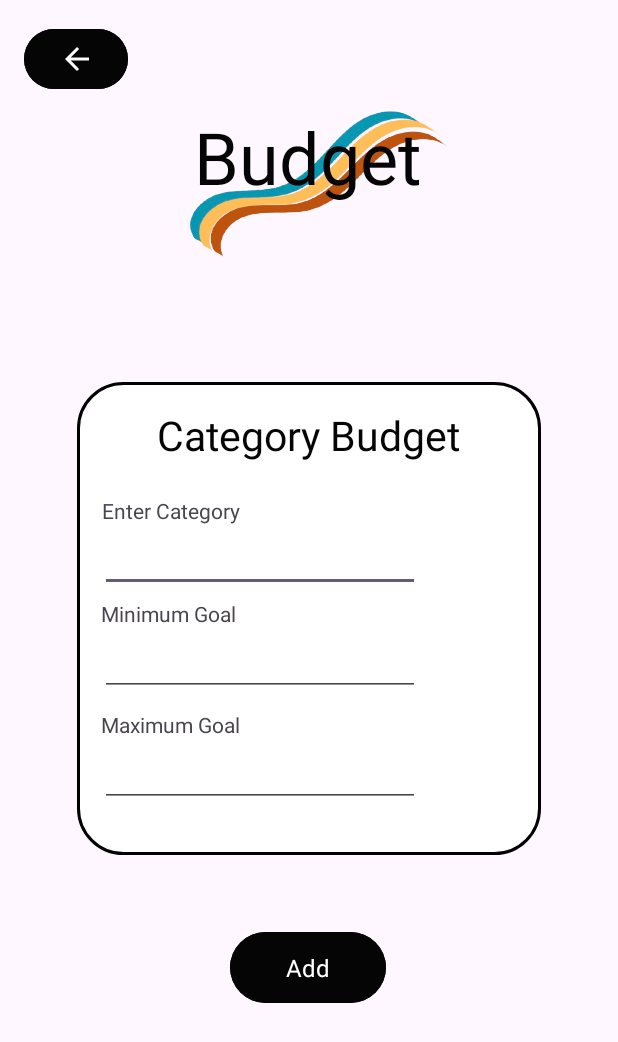
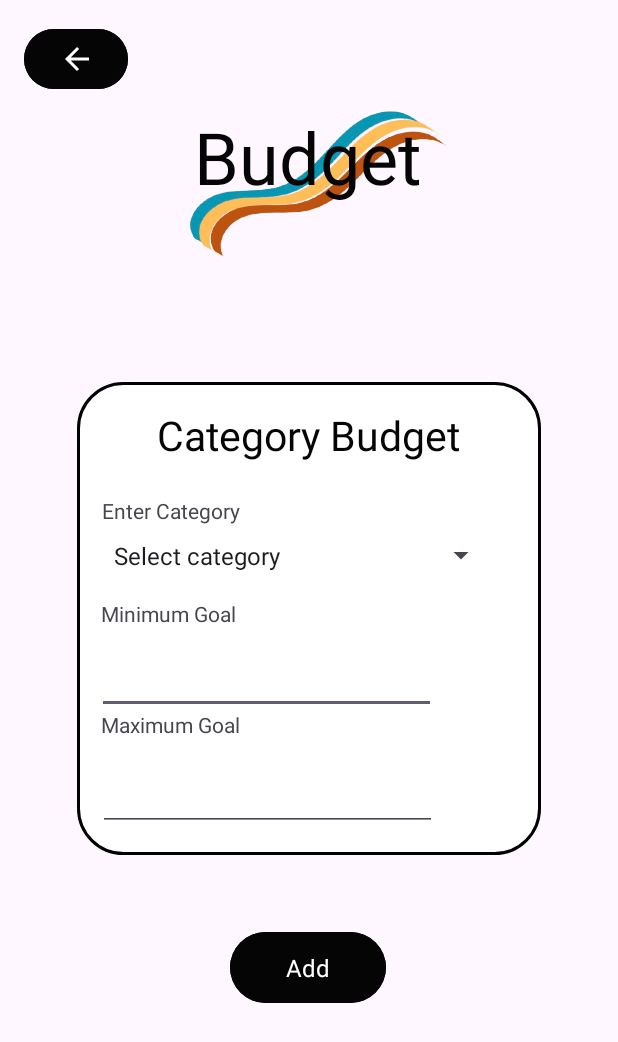
Before and after one commit to HishaamKraft/OPSCPOEPART3, an Android app: the Budget screen opened directly, with no data from a screen before it, after a tap on "Add", on a phone screen of 412 x 824 dp. Shown: the top 1042 px of the screen. Run offline under Robolectric (Android 15) with nearby library versions, the phone set to English and light mode, and no system bars; our stand-ins replace Firebase (no records; nobody signed in at launch, a user with empty details on screens opened directly); Roboto replaces fonts that are not available here.

Commit message:
Changes made to ExpensesData model and BudgetData model to use correct data types. Changes made to Expenses.kt file to handle dates. Changes made to Budget.kt file to now use a spinner for category selection and number text views for min and max entry. Changes made to ViewBudget.kt file to display data correctly based off of a change in data type in the BudgetData model. Changes made to Analytics.kt file to handle date filtering and expenses display.

```diff
--- a/app/src/main/java/com/example/opscpoepart3/Budget.kt
+++ b/app/src/main/java/com/example/opscpoepart3/Budget.kt
@@ -20,6 +20,11 @@ import kotlin.math.max
 class Budget : AppCompatActivity() {
 
     private lateinit var database: DatabaseReference
+    private lateinit var spinnerCategory: Spinner
+    private lateinit var txtMin: EditText
+    private lateinit var txtMax: EditText
+    private lateinit var btnAdd: Button
+    private lateinit var btnReturn: Button
 
     @SuppressLint("MissingInflatedId")
     override fun onCreate(savedInstanceState: Bundle?) {
@@ -28,21 +33,51 @@ class Budget : AppCompatActivity() {
 
         database = FirebaseDatabase.getInstance().getReference("Budgets")
 
-        val txtCategory = findViewById<EditText>(R.id.edtCategory)
-        val txtMin = findViewById<EditText>(R.id.edtMinGoal)
-        val txtMax = findViewById<EditText>(R.id.edtMaxGoal)
+        spinnerCategory = findViewById(R.id.edtCategory)
+        txtMin = findViewById(R.id.edtMinGoal)
+        txtMax = findViewById(R.id.edtMaxGoal)
+        btnAdd = findViewById(R.id.btnAdd)
+        btnReturn = findViewById(R.id.btnReturn3)
 
-        val goToAnalytics = findViewById<Button>(R.id.btnAdd)
-        val returnToLanding = findViewById<Button>(R.id.btnReturn3)
+        val categories = arrayOf(
+            "Select category",
+            "Rent/Mortgage",
+            "Transport",
+            "Shopping",
+            "Entertainment",
+            "Groceries",
+            "Toiletries",
+            "Utilities",
+            "Insurance"
+        )
 
-        goToAnalytics.setOnClickListener {
-            val category = txtCategory.text.toString()
-            val minGoal = txtMin.text.toString()
-            val maxGoal = txtMax.text.toString()
+        val adapter = ArrayAdapter(this, android.R.layout.simple_spinner_item, categories)
+        adapter.setDropDownViewResource(android.R.layout.simple_spinner_dropdown_item)
+        spinnerCategory.adapter = adapter
 
-            if (category.isNotEmpty() && minGoal.isNotEmpty() && maxGoal.isNotEmpty()) {
+        btnAdd.setOnClickListener {
+            val selectedCategory = spinnerCategory.selectedItem.toString()
+            val minGoalText = txtMin.text.toString()
+            val maxGoalText = txtMax.text.toString()
+
+            if (selectedCategory == "Select category" || minGoalText.isEmpty() || maxGoalText.isEmpty()) {
+                Toast.makeText(this, "Please fill in all fields and select a category", Toast.LENGTH_SHORT).show()
+                return@setOnClickListener
+            }
+
+            val minGoal: Double
+            val maxGoal: Double
+
+            try {
+                minGoal = minGoalText.toDouble()
+                maxGoal = maxGoalText.toDouble()
+            } catch (e: NumberFormatException) {
+                Toast.makeText(this, "Please enter valid numbers for goals", Toast.LENGTH_SHORT).show()
+                return@setOnClickListener
+            }
+
             val budgetId = database.push().key
-                val budgetData = BudgetData(category, minGoal, maxGoal)
+            val budgetData = BudgetData(selectedCategory, minGoal, maxGoal)
 
             if (budgetId != null) {
                 database.child(budgetId).setValue(budgetData)
@@ -50,27 +85,22 @@ class Budget : AppCompatActivity() {
                         Toast.makeText(this, "Budget added", Toast.LENGTH_SHORT).show()
 
                         // Clear inputs
-                            txtCategory.text.clear()
+                        spinnerCategory.setSelection(0)
                         txtMin.text.clear()
                         txtMax.text.clear()
 
                         // Navigate
-                            val intent = Intent(this, ViewBudget::class.java)
-                            startActivity(intent)
-                            finish() // optional
+                        startActivity(Intent(this, ViewBudget::class.java))
+                        finish()
                     }
                     .addOnFailureListener { error ->
                         Toast.makeText(this, "Failed to add budget: ${error.message}", Toast.LENGTH_SHORT).show()
                     }
             }
-            } else {
-                Toast.makeText(this, "Please fill in all fields", Toast.LENGTH_SHORT).show()
-            }
         }
 
-        returnToLanding.setOnClickListener {
+        btnReturn.setOnClickListener {
             startActivity(Intent(this, LandingPage::class.java))
         }
     }
-
 }
--- a/app/src/main/java/com/example/opscpoepart3/BudgetData.kt
+++ b/app/src/main/java/com/example/opscpoepart3/BudgetData.kt
@@ -3,6 +3,6 @@ package com.example.opscpoepart3
 data class BudgetData(
     //val id: String? = null,
     val category: String? = null,
-    val minGoal:String?=null,
-    val maxGoal:String?=null
+    val minGoal:Double?=null,
+    val maxGoal:Double?=null
 )
--- a/app/src/main/java/com/example/opscpoepart3/Expenses.kt
+++ b/app/src/main/java/com/example/opscpoepart3/Expenses.kt
@@ -165,7 +165,7 @@ class Expenses : AppCompatActivity() {
             if(dateString.isNotEmpty() && category.isNotEmpty() && expenseDescription.isNotEmpty() && expenseAmount.isNotEmpty())
             {
                 val expenseId = database.push().key
-                val expenseData = ExpensesData(formattedDateForDB,category,expenseDescription,expenseAmount)
+                val expenseData = ExpensesData(formattedDateForDB,category,expenseDescription,amount)
 
                 if(expenseId != null){
                     database.child(expenseId).setValue(expenseData)
--- a/app/src/main/java/com/example/opscpoepart3/ExpensesData.kt
+++ b/app/src/main/java/com/example/opscpoepart3/ExpensesData.kt
@@ -4,6 +4,6 @@ data class ExpensesData(
     //val id: String? = null,
     val date: String? = null,
     val category: String? = null,
-    val description:String?=null,
-    val amount:String?=null
+    val description: String ?= null,
+    val amount: Double ?= null
 )
--- a/app/src/main/java/com/example/opscpoepart3/SignIn.kt
+++ b/app/src/main/java/com/example/opscpoepart3/SignIn.kt
@@ -72,7 +72,7 @@ class SignIn : AppCompatActivity() {
                 return@setOnClickListener
             }
 
-            auth.createUserWithEmailAndPassword(username, confirmPassword)
+            auth.createUserWithEmailAndPassword(email, confirmPassword)
                 .addOnCompleteListener { task ->
                     if (task.isSuccessful) {
                         Toast.makeText(this, "Registered Successfully!", Toast.LENGTH_SHORT).show()
--- a/app/src/main/res/layout/activity_budget.xml
+++ b/app/src/main/res/layout/activity_budget.xml
@@ -35,20 +35,6 @@
         app:layout_constraintTop_toTopOf="parent"
         tools:ignore="MissingConstraints">
 
-        <EditText
-            android:id="@+id/edtCategory"
-            android:layout_width="wrap_content"
-            android:layout_height="wrap_content"
-            android:ems="10"
-            android:inputType="text"
-            app:layout_constraintBottom_toBottomOf="parent"
-            app:layout_constraintEnd_toEndOf="parent"
-            app:layout_constraintHorizontal_bias="0.161"
-            app:layout_constraintStart_toStartOf="parent"
-            app:layout_constraintTop_toTopOf="parent"
-            app:layout_constraintVertical_bias="0.351"
-            tools:ignore="TouchTargetSizeCheck,SpeakableTextPresentCheck" />
-
         <TextView
             android:id="@+id/textView5"
             android:layout_width="wrap_content"
@@ -73,20 +59,6 @@
             app:layout_constraintTop_toTopOf="parent"
             app:layout_constraintVertical_bias="0.489" />
 
-        <EditText
-            android:id="@+id/edtMinGoal"
-            android:layout_width="wrap_content"
-            android:layout_height="wrap_content"
-            android:ems="10"
-            android:inputType="text"
-            app:layout_constraintBottom_toBottomOf="parent"
-            app:layout_constraintEnd_toEndOf="parent"
-            app:layout_constraintHorizontal_bias="0.161"
-            app:layout_constraintStart_toStartOf="parent"
-            app:layout_constraintTop_toTopOf="parent"
-            app:layout_constraintVertical_bias="0.607"
-            tools:ignore="TouchTargetSizeCheck,SpeakableTextPresentCheck" />
-
         <TextView
             android:id="@+id/textView4"
             android:layout_width="wrap_content"
@@ -98,20 +70,6 @@
             app:layout_constraintStart_toStartOf="parent"
             app:layout_constraintTop_toTopOf="parent"
             app:layout_constraintVertical_bias="0.739" />
-
-        <EditText
-            android:id="@+id/edtMaxGoal"
-            android:layout_width="wrap_content"
-            android:layout_height="wrap_content"
-            android:ems="10"
-            android:inputType="text"
-            app:layout_constraintBottom_toBottomOf="parent"
-            app:layout_constraintEnd_toEndOf="parent"
-            app:layout_constraintHorizontal_bias="0.161"
-            app:layout_constraintStart_toStartOf="parent"
-            app:layout_constraintTop_toTopOf="parent"
-            app:layout_constraintVertical_bias="0.881"
-            tools:ignore="SpeakableTextPresentCheck,TouchTargetSizeCheck" />
 
         <TextView
             android:id="@+id/textView14"
@@ -126,6 +84,46 @@
             app:layout_constraintStart_toStartOf="parent"
             app:layout_constraintTop_toTopOf="parent"
             app:layout_constraintVertical_bias="0.059" />
+
+        <EditText
+            android:id="@+id/edtMinGoal"
+            android:layout_width="226dp"
+            android:layout_height="52dp"
+            android:ems="10"
+            android:inputType="numberDecimal"
+            app:layout_constraintBottom_toBottomOf="parent"
+            app:layout_constraintEnd_toEndOf="parent"
+            app:layout_constraintHorizontal_bias="0.161"
+            app:layout_constraintStart_toStartOf="parent"
+            app:layout_constraintTop_toTopOf="parent"
+            app:layout_constraintVertical_bias="0.644"
+            tools:ignore="SpeakableTextPresentCheck" />
+
+        <EditText
+            android:id="@+id/edtMaxGoal"
+            android:layout_width="226dp"
+            android:layout_height="48dp"
+            android:ems="10"
+            android:inputType="numberDecimal"
+            app:layout_constraintBottom_toBottomOf="parent"
+            app:layout_constraintEnd_toEndOf="parent"
+            app:layout_constraintHorizontal_bias="0.171"
+            app:layout_constraintStart_toStartOf="parent"
+            app:layout_constraintTop_toTopOf="parent"
+            app:layout_constraintVertical_bias="0.94"
+            tools:ignore="SpeakableTextPresentCheck" />
+
+        <Spinner
+            android:id="@+id/edtCategory"
+            android:layout_width="263dp"
+            android:layout_height="42dp"
+            app:layout_constraintBottom_toBottomOf="parent"
+            app:layout_constraintEnd_toEndOf="parent"
+            app:layout_constraintHorizontal_bias="0.369"
+            app:layout_constraintStart_toStartOf="parent"
+            app:layout_constraintTop_toTopOf="parent"
+            app:layout_constraintVertical_bias="0.347"
+            tools:ignore="TouchTargetSizeCheck" />
     </androidx.constraintlayout.widget.ConstraintLayout>
 
     <Button
--- a/app/src/main/res/layout/activity_sign_up.xml
+++ b/app/src/main/res/layout/activity_sign_up.xml
@@ -34,7 +34,7 @@
             android:id="@+id/textView"
             android:layout_width="wrap_content"
             android:layout_height="wrap_content"
-            android:text="Username"
+            android:text="Email"
             app:layout_constraintBottom_toBottomOf="parent"
             app:layout_constraintEnd_toEndOf="parent"
             app:layout_constraintHorizontal_bias="0.064"
```
Also changed, not shown: app/src/main/java/com/example/opscpoepart3/Analytics.kt (+63 -44 lines), app/src/main/java/com/example/opscpoepart3/ViewBudget.kt (+17 -11 lines). Lines whose indentation alone changed are shown as unchanged.
